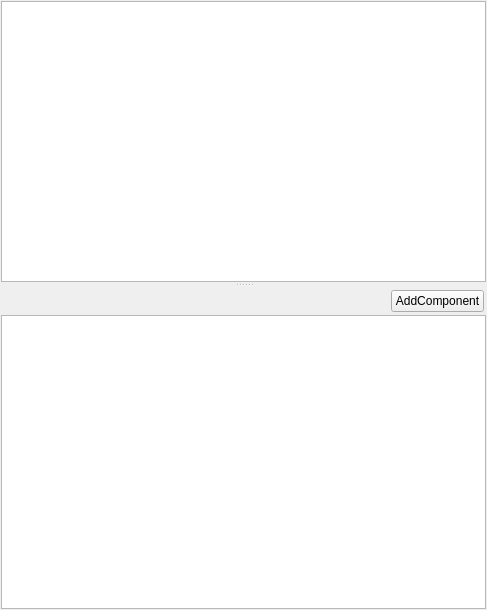
cat-anna/MoonGlare, file Source/Tools/MGEditor/DataModels/EntityEditorModel.ui: the form before one commit.
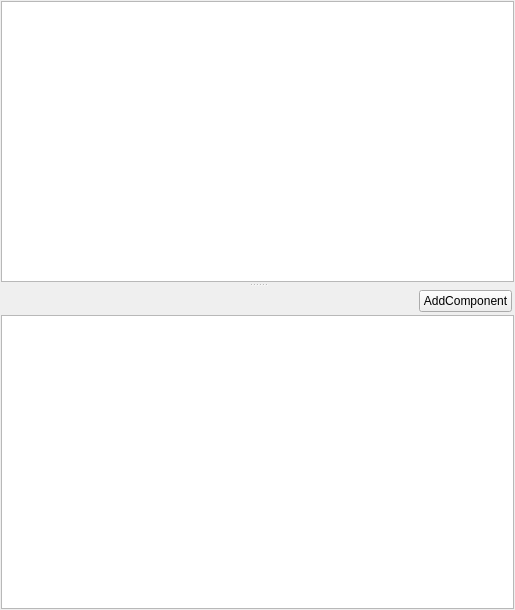
The form after the commit.

What changed in the file:
```diff
--- a/Source/Tools/MGEditor/DataModels/EntityEditorModel.ui
+++ b/Source/Tools/MGEditor/DataModels/EntityEditorModel.ui
@@ -6,7 +6,7 @@
    <rect>
     <x>0</x>
     <y>0</y>
-    <width>487</width>
+    <width>515</width>
     <height>610</height>
    </rect>
   </property>
```
